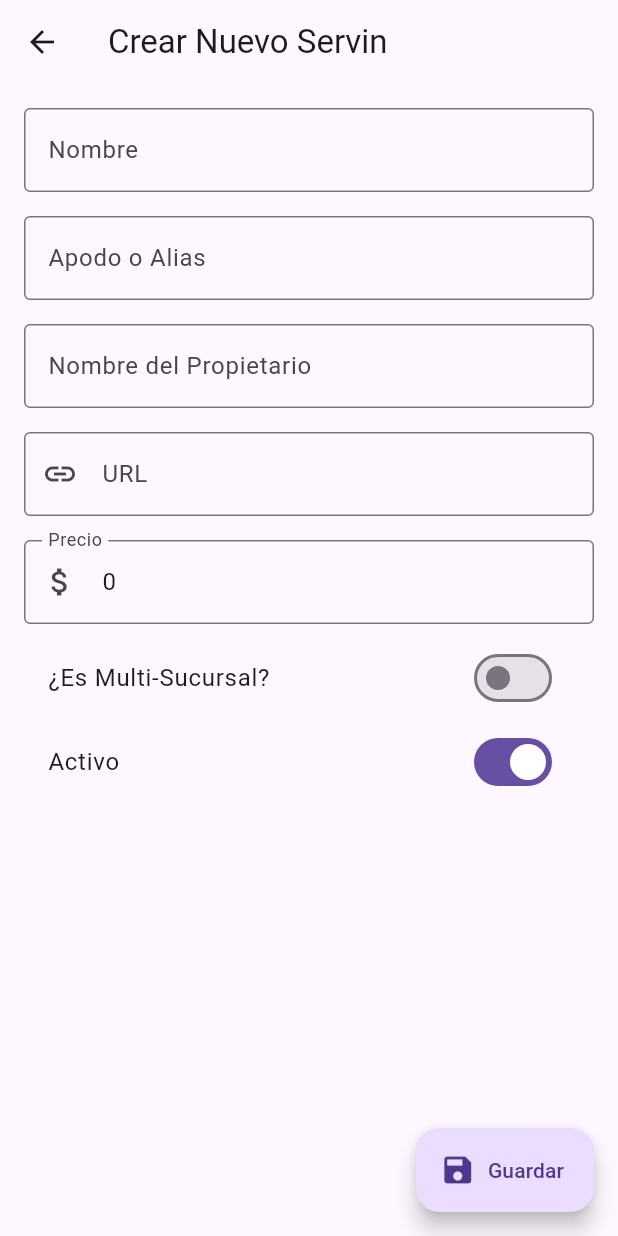
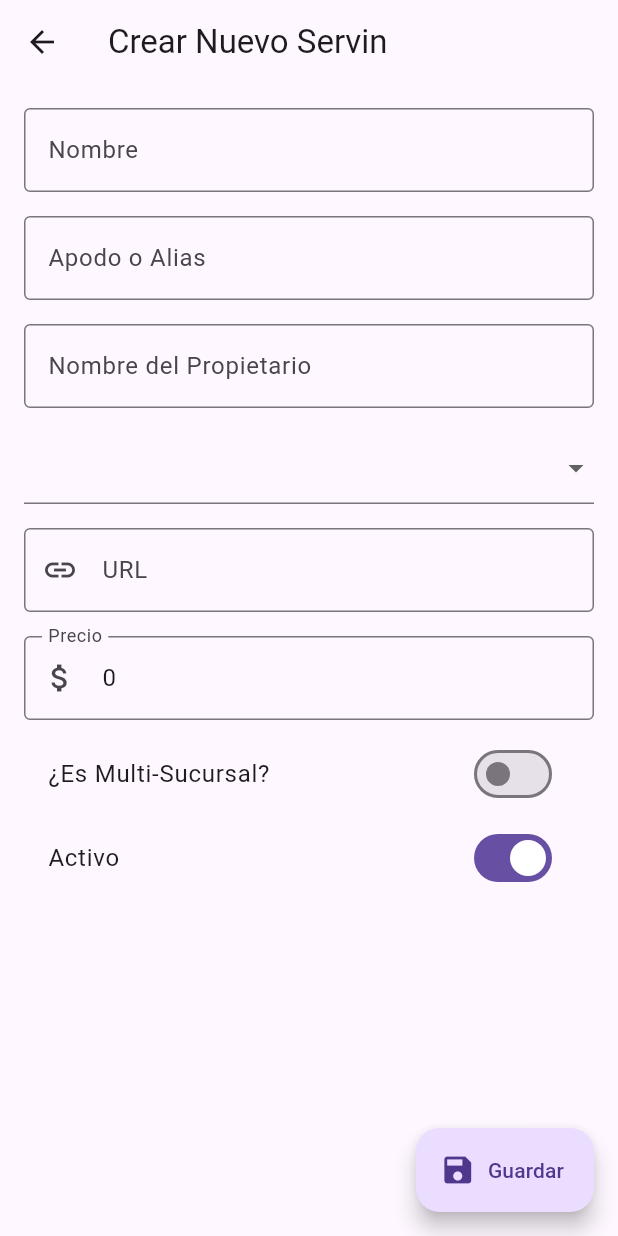
Before and after one commit to NathanDraco22/servin-manager, a Flutter app: the screen it shows after launch, after a tap on the "add" icon, on a phone screen of 412 x 824 dp. Run offline on Flutter 3.47's test engine with Material 3 defaults, Android fonts, the phone set to English and light mode, and no system bars; our stand-ins replace flutter_bloc, share_plus; network calls fail.

Commit message:
added servin type

```diff
--- a/lib/src/domain/models/servins.dart
+++ b/lib/src/domain/models/servins.dart
@@ -1,7 +1,10 @@
+enum ServinType { neptuno, mercury }
+
 class BaseServin {
   final String name;
   final String nickname;
   final String ownerName;
+  final ServinType type;
   final String url;
   final bool isMultiBranch;
   final bool isActive;
@@ -11,6 +14,7 @@ class BaseServin {
     required this.name,
     required this.nickname,
     required this.ownerName,
+    required this.type,
     required this.url,
     this.isMultiBranch = false,
     required this.isActive,
@@ -21,6 +25,7 @@ class BaseServin {
     name: json['name'],
     nickname: json['nickname'],
     ownerName: json['ownerName'],
+    type: ServinType.values.firstWhere((element) => element.name == json['type']),
     url: json['url'],
     isMultiBranch: json['isMultiBranch'] ?? false,
     isActive: json['isActive'],
@@ -31,6 +36,7 @@ class BaseServin {
     'name': name,
     'nickname': nickname,
     'ownerName': ownerName,
+    'type': type.name,
     'url': url,
     'isMultiBranch': isMultiBranch,
     'isActive': isActive,
@@ -43,6 +49,7 @@ class CreateServin extends BaseServin {
     required super.name,
     required super.nickname,
     required super.ownerName,
+    required super.type,
     required super.url,
     super.isMultiBranch,
     required super.isActive,
@@ -53,6 +60,7 @@ class CreateServin extends BaseServin {
     name: json['name'],
     nickname: json['nickname'],
     ownerName: json['ownerName'],
+    type: ServinType.values.firstWhere((element) => element.name == json['type']),
     url: json['url'],
     isMultiBranch: json['isMultiBranch'] ?? false,
     isActive: json['isActive'],
@@ -64,6 +72,7 @@ class UpdateServin {
   String? name;
   String? nickname;
   String? ownerName;
+  ServinType? type;
   String? url;
   bool? isMultiBranch;
   bool? isActive;
@@ -73,6 +82,7 @@ class UpdateServin {
     this.name,
     this.nickname,
     this.ownerName,
+    this.type,
     this.url,
     this.isMultiBranch,
     this.isActive,
@@ -83,6 +93,7 @@ class UpdateServin {
     name: json['name'],
     nickname: json['nickname'],
     ownerName: json['ownerName'],
+    type: ServinType.values.firstWhere((element) => element.name == json['type']),
     url: json['url'],
     isMultiBranch: json['isMultiBranch'] ?? false,
     isActive: json['isActive'] ?? true,
@@ -94,6 +105,7 @@ class UpdateServin {
       'name': name,
       'nickname': nickname,
       'ownerName': ownerName,
+      'type': type?.name,
       'url': url,
       'isMultiBranch': isMultiBranch,
       'isActive': isActive,
@@ -116,6 +128,7 @@ class ServinInDb extends BaseServin {
     required super.name,
     required super.nickname,
     required super.ownerName,
+    required super.type,
     required super.url,
     super.isMultiBranch,
     required super.isActive,
@@ -130,6 +143,7 @@ class ServinInDb extends BaseServin {
     name: json['name'],
     nickname: json['nickname'],
     ownerName: json['ownerName'],
+    type: ServinType.values.firstWhere((element) => element.name == json['type']),
     url: json['url'],
     isMultiBranch: json['isMultiBranch'] ?? false,
     isActive: json['isActive'],
--- a/lib/src/modules/servin/view/dialogs/servin_editor_dialog.dart
+++ b/lib/src/modules/servin/view/dialogs/servin_editor_dialog.dart
@@ -177,6 +177,26 @@ class _ServinCreationScreenState extends State<ServinCreationScreen> {
                     ),
                     const SizedBox(height: 16),
 
+                    // --- Type ---
+                    AbsorbPointer(
+                      absorbing: updateServin.type != null,
+                      child: DropdownButtonFormField<ServinType>(
+                        initialValue: updateServin.type,
+                        items: ServinType.values
+                            .map(
+                              (e) => DropdownMenuItem<ServinType>(
+                                value: e,
+                                child: Text(e.name),
+                              ),
+                            )
+                            .toList(),
+                        onChanged: (value) {
+                          updateServin.type = value!;
+                        },
+                      ),
+                    ),
+                    const SizedBox(height: 16),
+
                     // --- URL ---
                     TextFormField(
                       initialValue: updateServin.url,
--- a/lib/src/modules/servin/view/dialogs/servin_viewer_dialog.dart
+++ b/lib/src/modules/servin/view/dialogs/servin_viewer_dialog.dart
@@ -50,6 +50,8 @@ class ServinViewerScreen extends StatelessWidget {
               _InfoRow(title: 'Nombre', value: servin.name),
               const Divider(),
               _InfoRow(title: 'Apodo o Alias', value: servin.nickname),
+              const Divider(),
+              _InfoRow(title: 'Tipo', value: servin.type.name),
               const Divider(),
               _InfoRow(title: 'Api Key', value: servin.apiKey),
               const Divider(),
```
Also changed, not shown: pubspec.lock.
